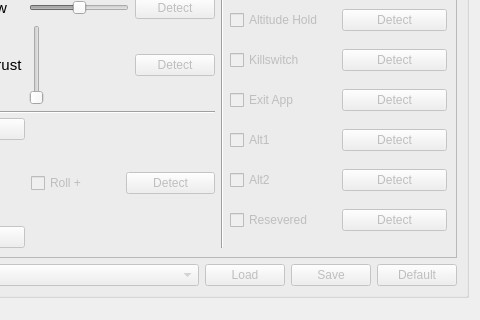
Above: ui/tabs/controllerTab.ui from ninfeion/BBflight-clients-restruction-python before the change; both pictures show x 286 to 766 and y 107 to 427 of the 766 by 729 pixel window. Below: the same form after it.
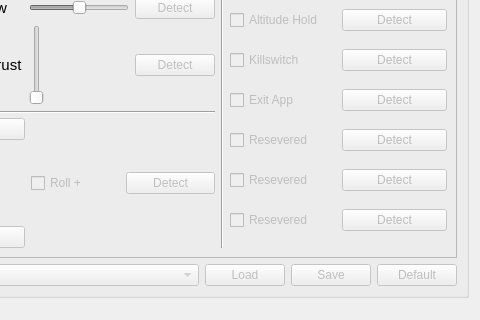
That is the form after the change.

Patch:
```diff
--- a/ui/tabs/controllerTab.ui
+++ b/ui/tabs/controllerTab.ui
@@ -432,7 +432,7 @@
               <bool>false</bool>
              </property>
              <property name="text">
-              <string>Alt1</string>
+              <string>Resevered</string>
              </property>
             </widget>
            </item>
@@ -442,7 +442,7 @@
               <bool>false</bool>
              </property>
              <property name="text">
-              <string>Alt2</string>
+              <string>Resevered</string>
              </property>
             </widget>
            </item>
```
Left out of the diff: 20 changed lines with no effect on the pictures.
